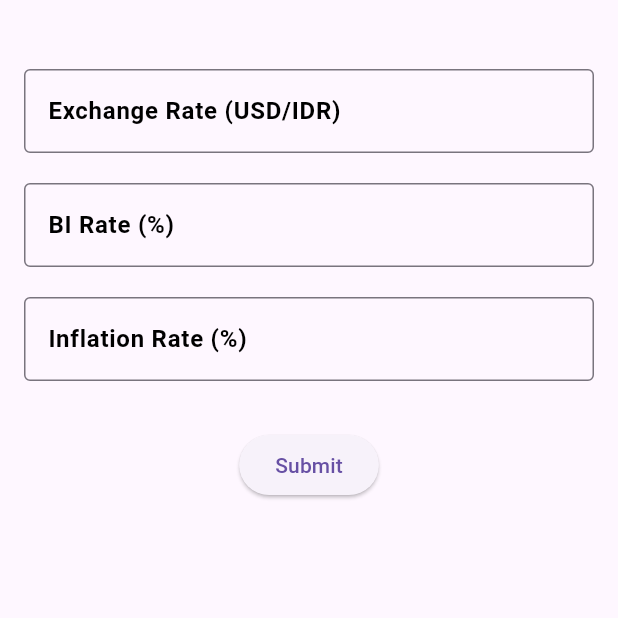
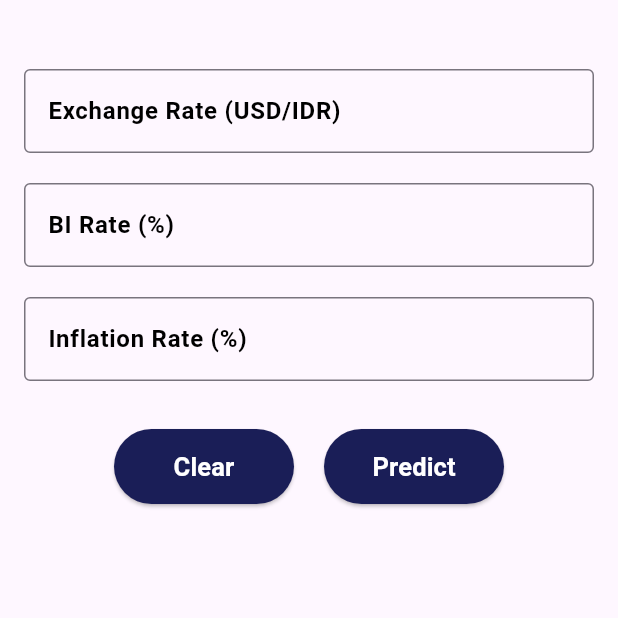
Before and after one commit to rakhaalmasah/StockPredFlutter, a Flutter app: the PredictView screen opened by its route, on a phone screen of 412 x 824 dp, the top half of it. Run offline on Flutter 3.47's test engine with Material 3 defaults, Android fonts, the phone set to English and light mode, and no system bars; our stand-ins replace curved_navigation_bar, get; network calls fail.

Commit message:
Perbaikan tampilan button pada menu prediksi

```diff
--- a/lib/app/modules/detail_home/controllers/detail_home_controller.dart
+++ b/lib/app/modules/detail_home/controllers/detail_home_controller.dart
@@ -6,7 +6,7 @@ class DetailHomeController extends GetxController {
   var stockDetail = {}.obs;
 
   Future<void> fetchStockDetail(String code) async {
-    final url = 'https://project-capstone-api-873925841072.asia-southeast2.run.app/stocks/$code';
+    final url = 'https://apirevisi-447282078912.asia-southeast2.run.app/stocks/$code';
     try {
       final response = await http.get(Uri.parse(url));
       if (response.statusCode == 200) {
--- a/lib/app/modules/hasil_predict/controllers/hasil_predict_controller.dart
+++ b/lib/app/modules/hasil_predict/controllers/hasil_predict_controller.dart
@@ -16,7 +16,7 @@ class HasilPredictController extends GetxController {
   }
 
   Future<void> fetchStocks() async {
-    const url = 'https://project-capstone-api-873925841072.asia-southeast2.run.app/stocks';
+    const url = 'https://apirevisi-447282078912.asia-southeast2.run.app/stocks';
     try {
       final response = await http.get(Uri.parse(url));
       if (response.statusCode == 200) {
@@ -36,7 +36,7 @@ class HasilPredictController extends GetxController {
   }
 
   Future<void> fetchStockDetail(String code) async {
-    final url = 'https://project-capstone-api-873925841072.asia-southeast2.run.app/stocks/$code';
+    final url = 'https://apirevisi-447282078912.asia-southeast2.run.app/stocks/$code';
     try {
       final response = await http.get(Uri.parse(url));
       if (response.statusCode == 200) {
--- a/lib/app/modules/home/controllers/home_controller.dart
+++ b/lib/app/modules/home/controllers/home_controller.dart
@@ -14,7 +14,7 @@ class HomeController extends GetxController {
   }
 
   Future<void> fetchStocks() async {
-    const url = 'https://project-capstone-api-873925841072.asia-southeast2.run.app/stocks';
+    const url = 'https://apirevisi-447282078912.asia-southeast2.run.app/stocks';
     try {
       final response = await http.get(Uri.parse(url));
       if (response.statusCode == 200) {
@@ -34,7 +34,7 @@ class HomeController extends GetxController {
   }
 
   Future<void> fetchStockDetail(String code) async {
-    final url = 'https://project-capstone-api-873925841072.asia-southeast2.run.app/stocks/$code';
+    final url = 'https://apirevisi-447282078912.asia-southeast2.run.app/stocks/$code';
     try {
       final response = await http.get(Uri.parse(url));
       if (response.statusCode == 200) {
--- a/lib/app/modules/predict/controllers/predict_controller.dart
+++ b/lib/app/modules/predict/controllers/predict_controller.dart
@@ -10,6 +10,13 @@ class PredictController extends GetxController {
   final biRateController = TextEditingController();
   final inflationRateController = TextEditingController();
 
+  void clearForm() {
+    exchangeRateController.clear();
+    biRateController.clear();
+    inflationRateController.clear();
+  }
+
+
   Future<void> submitPrediction() async {
     try {
       final exchangeRate = double.parse(exchangeRateController.text);
@@ -18,7 +25,7 @@ class PredictController extends GetxController {
 
       final response = await http.post(
         Uri.parse(
-          'https://project-capstone-api-873925841072.asia-southeast2.run.app/predict',
+          'https://apirevisi-447282078912.asia-southeast2.run.app/predict',
         ),
         headers: {'Content-Type': 'application/json'},
         body: jsonEncode({
--- a/lib/app/modules/predict/views/predict_view.dart
+++ b/lib/app/modules/predict/views/predict_view.dart
@@ -17,7 +17,7 @@ class PredictView extends GetView<PredictController> {
               controller: controller.exchangeRateController,
               decoration: const InputDecoration(
                 labelText: 'Exchange Rate (USD/IDR)',
-                labelStyle: const TextStyle(
+                labelStyle: TextStyle(
                   color: Colors.black,
                   fontWeight: FontWeight.bold,
                 ),
@@ -30,7 +30,7 @@ class PredictView extends GetView<PredictController> {
               controller: controller.biRateController,
               decoration: const InputDecoration(
                 labelText: 'BI Rate (%)',
-                labelStyle: const TextStyle(
+                labelStyle: TextStyle(
                   color: Colors.black,
                   fontWeight: FontWeight.bold,
                 ),
@@ -43,7 +43,7 @@ class PredictView extends GetView<PredictController> {
               controller: controller.inflationRateController,
               decoration: const InputDecoration(
                 labelText: 'Inflation Rate (%)',
-                labelStyle: const TextStyle(
+                labelStyle: TextStyle(
                   color: Colors.black,
                   fontWeight: FontWeight.bold,
                 ),
@@ -52,9 +52,41 @@ class PredictView extends GetView<PredictController> {
               keyboardType: TextInputType.number,
             ),
             const SizedBox(height: 32),
-            ElevatedButton(
-              onPressed: controller.submitPrediction,
-              child: const Text('Submit'),
+            Row(
+              mainAxisAlignment: MainAxisAlignment.center,
+              children: [
+                ElevatedButton(
+                  onPressed: controller.clearForm,
+                  style: ElevatedButton.styleFrom(
+                    backgroundColor: const Color(0xFF1A1E57),
+                    fixedSize: const Size(120, 50),
+                  ),
+                  child: const Text(
+                    'Clear',
+                    style: TextStyle(
+                      color: Colors.white,
+                      fontSize: 17,
+                      fontWeight: FontWeight.bold,
+                    ),
+                  ),
+                ),
+                const SizedBox(width: 20,),
+                ElevatedButton(
+                  onPressed: controller.submitPrediction,
+                  style: ElevatedButton.styleFrom(
+                    backgroundColor: const Color(0xFF1A1E57),
+                    fixedSize: const Size(120, 50),
+                  ),
+                  child: const Text(
+                    'Predict',
+                    style: TextStyle(
+                      color: Colors.white,
+                      fontSize: 17,
+                      fontWeight: FontWeight.bold,
+                    ),
+                  ),
+                ),
+              ],
             ),
           ],
         ),
```
Also changed, not shown: lib/app/modules/hasil_predict/views/hasil_predict_view.dart (line endings or trailing spaces).
